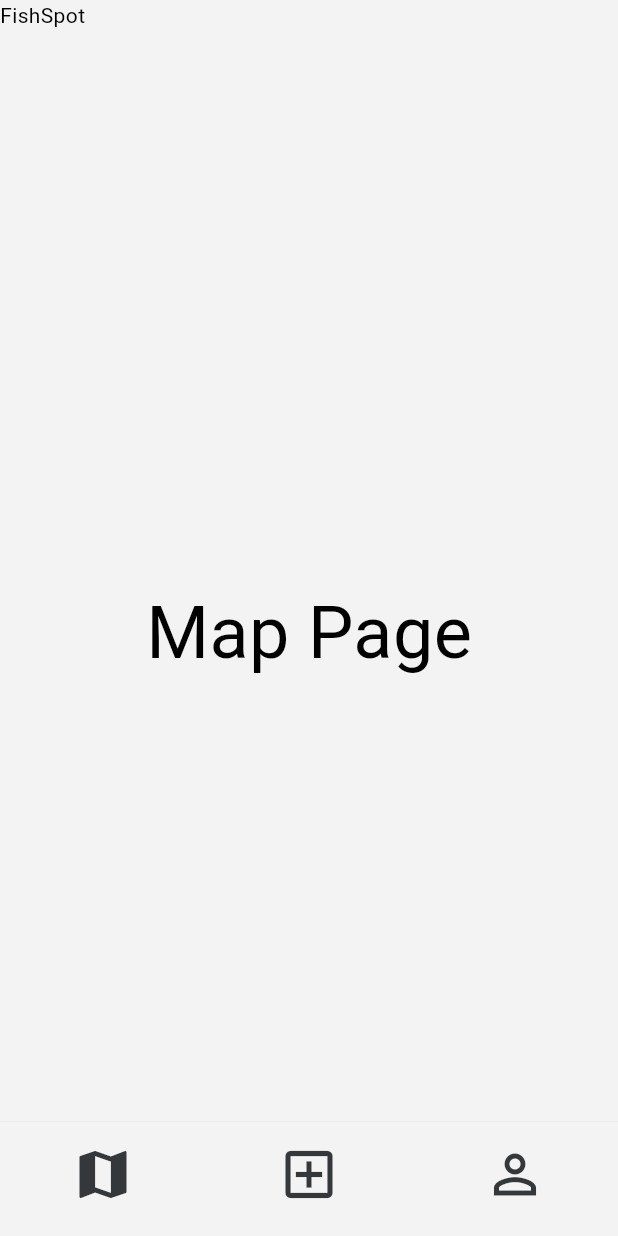
After one commit to gbramoura/fishspot_app, a Flutter app: the HomePage screen opened by its route, on a phone screen of 412 x 824 dp. The commit adds this screen. Run offline on Flutter 3.47's test engine with Material 3 defaults, Android fonts, the phone set to English and light mode, and no system bars; our stand-ins replace shared_preferences; accounts and stored records are empty.

Commit message:
Storage tokens in login, and create custom bottom navigation bar.

```diff
--- /dev/null
+++ b/lib/components/custom_bottom_navigation_bar.dart
@@ -0,0 +1,50 @@
+import 'package:flutter/material.dart';
+
+class CustomBottomNavigationBar extends StatefulWidget {
+  final Function(int)? onTap;
+  final int currentIndex;
+
+  const CustomBottomNavigationBar(
+      {super.key, required this.onTap, required this.currentIndex});
+
+  @override
+  State<CustomBottomNavigationBar> createState() =>
+      _CustomBottomNavigationBarState();
+}
+
+class _CustomBottomNavigationBarState extends State<CustomBottomNavigationBar> {
+  @override
+  Widget build(BuildContext context) {
+    return Material(
+      child: BottomNavigationBar(
+        elevation: 1,
+        type: BottomNavigationBarType.fixed,
+        backgroundColor: Theme.of(context).colorScheme.surface,
+        showSelectedLabels: false,
+        showUnselectedLabels: false,
+        currentIndex: widget.currentIndex,
+        onTap: widget.onTap,
+        iconSize: 42,
+        selectedItemColor: Theme.of(context).textTheme.headlineLarge?.color,
+        unselectedItemColor: Theme.of(context).textTheme.headlineLarge?.color,
+        items: [
+          BottomNavigationBarItem(
+            icon: Icon(Icons.map_outlined),
+            activeIcon: Icon(Icons.map),
+            label: 'map',
+          ),
+          BottomNavigationBarItem(
+            icon: Icon(Icons.add_box_outlined),
+            activeIcon: Icon(Icons.add_box),
+            label: 'add',
+          ),
+          BottomNavigationBarItem(
+            icon: Icon(Icons.person_outline),
+            activeIcon: Icon(Icons.person),
+            label: 'person',
+          ),
+        ],
+      ),
+    );
+  }
+}
--- a/lib/constants/route_constants.dart
+++ b/lib/constants/route_constants.dart
@@ -2,5 +2,5 @@ class RouteConstants {
   static String login = '/login';
   static String register = '/register';
   static String recoverPassword = '/recover-password';
-  static String dashboard = '/dashboard';
+  static String home = '/home';
 }
--- /dev/null
+++ b/lib/constants/shared_preferences_constants.dart
@@ -0,0 +1,4 @@
+class SharedPreferencesConstants {
+  static String jwtToken = 'jwt_token';
+  static String refreshToken = 'refresh_token';
+}
--- a/lib/exceptions/http_response_exception.dart
+++ b/lib/exceptions/http_response_exception.dart
@@ -1,7 +1,7 @@
-import 'package:fishspot_app/models/http_response_error.dart';
+import 'package:fishspot_app/models/http_response.dart';
 
 class HttpResponseException implements Exception {
-  final HttpResponseError data;
+  final HttpResponse data;
 
   HttpResponseException({required this.data});
 
--- a/lib/main.dart
+++ b/lib/main.dart
@@ -1,5 +1,5 @@
 import 'package:fishspot_app/constants/route_constants.dart';
-import 'package:fishspot_app/pages/dashboard_page.dart';
+import 'package:fishspot_app/pages/home_page.dart';
 import 'package:fishspot_app/pages/login_page.dart';
 import 'package:fishspot_app/pages/password/recover_password_page.dart';
 import 'package:fishspot_app/pages/register_page.dart';
@@ -62,7 +62,7 @@ class App extends StatelessWidget {
         RouteConstants.login: (context) => const LoginPage(),
         RouteConstants.register: (context) => const RegisterPage(),
         RouteConstants.recoverPassword: (context) => RecoverPasswordPage(),
-        RouteConstants.dashboard: (context) => DashboardPage(),
+        RouteConstants.home: (context) => HomePage(),
       },
     );
   }
--- /dev/null
+++ b/lib/pages/home_page.dart
@@ -0,0 +1,40 @@
+import 'package:fishspot_app/components/custom_bottom_navigation_bar.dart';
+import 'package:fishspot_app/pages/map/map_page.dart';
+import 'package:fishspot_app/pages/profile/profile_page.dart';
+import 'package:fishspot_app/pages/spot/spot_page.dart';
+import 'package:flutter/material.dart';
+
+class HomePage extends StatefulWidget {
+  const HomePage({super.key});
+
+  @override
+  State<HomePage> createState() => _HomePageState();
+}
+
+class _HomePageState extends State<HomePage> {
+  int currentIndex = 0;
+  List<Widget> body = const [
+    MapPage(),
+    SpotPage(),
+    ProfilePage(),
+  ];
+
+  handleOnTap(int index) {
+    setState(() {
+      currentIndex = index;
+    });
+  }
+
+  @override
+  Widget build(BuildContext context) {
+    return Scaffold(
+      extendBody: true,
+      backgroundColor: Theme.of(context).colorScheme.surface,
+      body: body[currentIndex],
+      bottomNavigationBar: CustomBottomNavigationBar(
+        onTap: handleOnTap,
+        currentIndex: currentIndex,
+      ),
+    );
+  }
+}
--- /dev/null
+++ b/lib/pages/map/map_page.dart
@@ -0,0 +1,26 @@
+import 'package:flutter/material.dart';
+
+class MapPage extends StatelessWidget {
+  const MapPage({super.key});
+
+  @override
+  Widget build(BuildContext context) {
+    return const Scaffold(
+      appBar: PreferredSize(
+        preferredSize: Size(double.infinity, 86),
+        child: Text('FishSpot'),
+      ),
+      body: Center(
+        child: Column(
+          mainAxisAlignment: MainAxisAlignment.center,
+          children: [
+            Text(
+              'Map Page',
+              style: TextStyle(fontSize: 48),
+            ),
+          ],
+        ),
+      ),
+    );
+  }
+}
--- a/lib/theme/dark_theme.dart
+++ b/lib/theme/dark_theme.dart
@@ -12,6 +12,7 @@ Color surface = HexColor('#292A2C');
 Color red250 = HexColor('#ee2b2b');
 
 ThemeData darkMode = ThemeData(
+  splashFactory: NoSplash.splashFactory,
   brightness: Brightness.dark,
   colorScheme: ColorScheme.dark(
     surface: surface,
--- a/lib/theme/light_theme.dart
+++ b/lib/theme/light_theme.dart
@@ -11,6 +11,7 @@ Color surface = HexColor('#F4F3F3');
 Color red250 = HexColor('#ee2b2b');
 
 ThemeData lighMode = ThemeData(
+  splashFactory: NoSplash.splashFactory,
   brightness: Brightness.light,
   colorScheme: ColorScheme.light(
     surface: surface,
```
Also changed, not shown: lib/models/http_response.dart (renamed from lib/models/http_response_error.dart, +7 -4 lines), lib/pages/dashboard_page.dart (deleted, +0 -19 lines), lib/pages/login_page.dart (+22 -8 lines), lib/pages/profile/profile_page.dart (added, +26 -0 lines), lib/pages/spot/spot_page.dart (added, +26 -0 lines), lib/repositories/settings_repository.dart (+12 -0 lines), lib/services/http_service.dart (+6 -5 lines).
